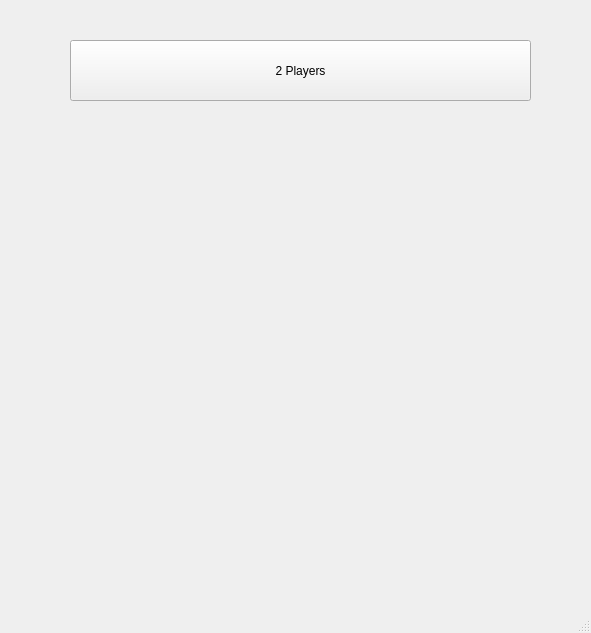
Qt form src/TitleScreen.ui (olezhabobrov/Quoridor) before a commit.
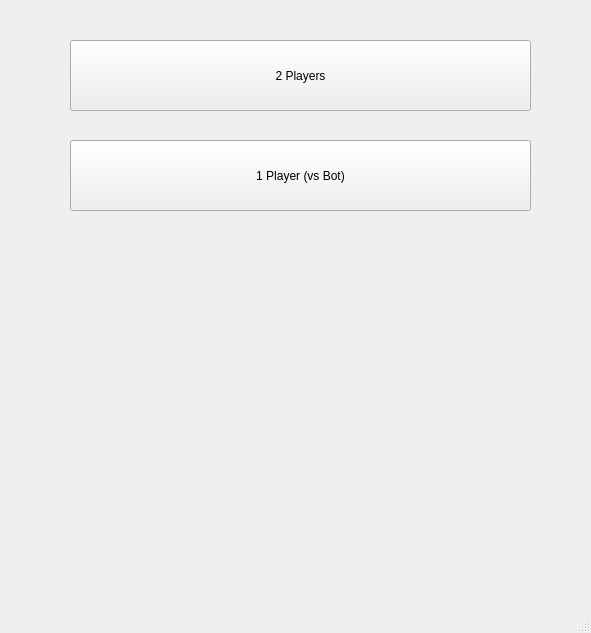
The same form after that commit.

Commit message: Added bot class

Patch:
```diff
--- a/src/TitleScreen.ui
+++ b/src/TitleScreen.ui
@@ -20,7 +20,7 @@
       <x>70</x>
       <y>40</y>
       <width>461</width>
-      <height>61</height>
+      <height>71</height>
      </rect>
     </property>
     <property name="cursor">
@@ -33,6 +33,19 @@
      <string>2 Players</string>
     </property>
    </widget>
+   <widget class="QPushButton" name="Button1Player">
+    <property name="geometry">
+     <rect>
+      <x>70</x>
+      <y>140</y>
+      <width>461</width>
+      <height>71</height>
+     </rect>
+    </property>
+    <property name="text">
+     <string>1 Player (vs Bot)</string>
+    </property>
+   </widget>
   </widget>
   <widget class="QMenuBar" name="menubar">
    <property name="geometry">
```
The commit also changes 8 other files.
